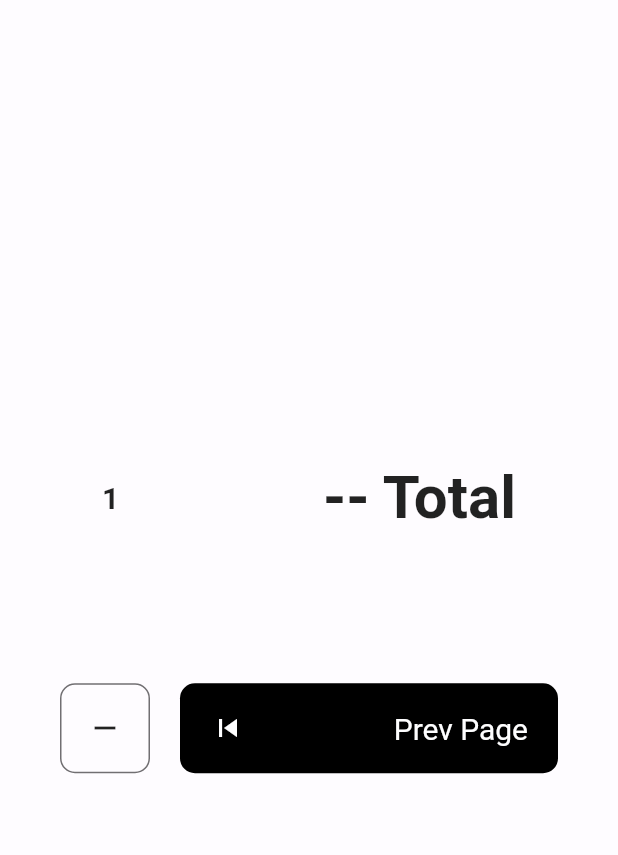
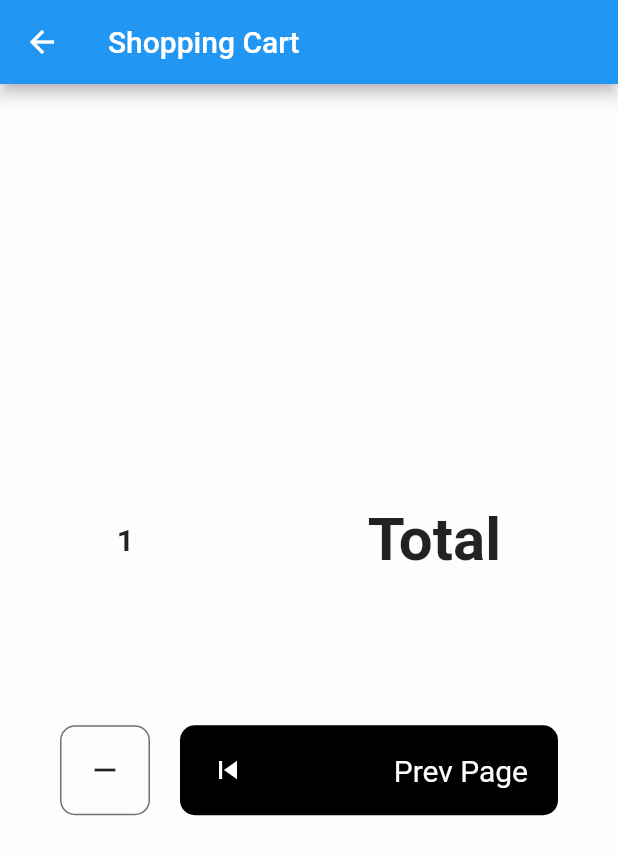
Before and after one commit to Zecleus/shopping_cart, a Flutter app: the screen it shows after launch, after a tap on the "add" icon, after a tap on "Next Page", on a phone screen of 412 x 824 dp. Shown: the top 855 px of the screen. Run offline on Flutter 3.47's test engine with Material 2 defaults, Android fonts, the phone set to English and light mode, and no system bars; our stand-ins replace get.

Commit message:
Edited file to get rid of all blue errors

```diff
--- a/lib/home_page.dart
+++ b/lib/home_page.dart
@@ -21,18 +21,19 @@ class HomePage extends StatelessWidget {
               Consumer<DataClass>(builder: (context, data, child) {
                 return Text(
                   '${data.x}',
-                  style: TextStyle(fontSize: 20, fontWeight: FontWeight.bold),
+                  style: const TextStyle(
+                      fontSize: 20, fontWeight: FontWeight.bold),
                 );
               }),
-              Spacer(),
-              Text(
+              const Spacer(),
+              const Text(
                 "Total",
                 style: TextStyle(fontWeight: FontWeight.bold, fontSize: 40),
               )
             ],
           ),
         ),
-        SizedBox(
+        const SizedBox(
           height: 100,
         ),
         Padding(
@@ -43,31 +44,31 @@ class HomePage extends StatelessWidget {
                 child: Container(
                   width: 60,
                   height: 60,
-                  child: Icon(Icons.add),
                   decoration: BoxDecoration(
                       borderRadius: BorderRadius.circular(10),
                       border: Border.all(color: Color(0xFF716f72), width: 1)),
+                  child: const Icon(Icons.add),
                 ),
                 onTap: () {
                   if (context.read<DataClass>().x >= 5) {
-                    Provider.of<DataClass>(context, listen: false).incrementX();
                     Get.snackbar("Item", "Can not more than this",
                         backgroundColor: Colors.black,
                         colorText: Colors.white,
-                        titleText: Text(
+                        titleText: const Text(
                           "Item",
                           style: TextStyle(fontSize: 40, color: Colors.white),
                         ),
-                        messageText: Text(
+                        messageText: const Text(
                           "Can not be more than this",
                           style: TextStyle(fontSize: 20, color: Colors.white),
                         ));
                   } else {
-                    context.read<DataClass>().incrementX();
+                    // context.read<DataClass>().incrementX();
+                    Provider.of<DataClass>(context, listen: false).incrementX();
                   }
                 },
               ),
-              Spacer(),
+              const Spacer(),
               Container(
                 height: 60,
                 width: 200,
@@ -80,16 +81,16 @@ class HomePage extends StatelessWidget {
                     children: [
                       GestureDetector(
                           onTap: () {
-                            Get.to(() => SecondPage(),
+                            Get.to(() => const SecondPage(),
                                 transition: Transition.upToDown,
                                 duration: Duration(seconds: 1));
                           },
-                          child: Text(
+                          child: const Text(
                             "Next Page",
                             style: TextStyle(fontSize: 20, color: Colors.white),
                           )),
-                      Spacer(),
-                      Icon(Icons.skip_next, color: Colors.white)
+                      const Spacer(),
+                      const Icon(Icons.skip_next, color: Colors.white)
                     ],
                   ),
                 ),
@@ -98,6 +99,9 @@ class HomePage extends StatelessWidget {
           ),
         )
       ]),
+      appBar: AppBar(
+        title: Text('Shopping Cart'),
+      ),
     );
   }
 }
--- a/lib/second_page.dart
+++ b/lib/second_page.dart
@@ -13,36 +13,33 @@ class SecondPage extends StatelessWidget {
   Widget build(BuildContext context) {
     return Scaffold(
       backgroundColor: const Color(0xFFfefcff),
-      body: Container(
+      body: SizedBox(
         width: double.maxFinite,
         height: double.maxFinite,
         child: Column(
           mainAxisAlignment: MainAxisAlignment.center,
           children: [
             Flexible(
-                child: Container(
               child: Row(
                 mainAxisAlignment: MainAxisAlignment.spaceAround,
                 children: [
                   Consumer<DataClass>(builder: (context, data, child) {
                     return Text(
                       '${data.x}',
-                          style: TextStyle(
+                      style: const TextStyle(
                         fontWeight: FontWeight.bold,
                         fontSize: 20,
                       ),
                     );
                   }),
                   const Text(
-                        "-- Total",
-                        style: TextStyle(
-                            fontSize: 40, fontWeight: FontWeight.bold),
+                    "Total",
+                    style: TextStyle(fontSize: 40, fontWeight: FontWeight.bold),
                   ),
                 ],
               ),
             ),
-              ),
-              SizedBox(
+            const SizedBox(
               height: 100,
             ),
             Container(
@@ -52,22 +49,20 @@ class SecondPage extends StatelessWidget {
                 children: [
                   GestureDetector(
                     onTap: () {
-                        Provider.of<DataClass>(context, listen: false)
-                            .decrementX();
                       if (Provider.of<DataClass>(context, listen: false).x <=
                           0) {
                         Get.snackbar("Item", "Can not decrease more",
                             backgroundColor: Colors.black,
                             colorText: Colors.white,
-                              titleText: Text(
+                            titleText: const Text(
                               "Item",
-                                style: TextStyle(
-                                    fontSize: 40, color: Colors.white),
+                              style:
+                                  TextStyle(fontSize: 40, color: Colors.white),
                             ),
-                              messageText: Text(
+                            messageText: const Text(
                               "Can not reduce more",
-                                style: TextStyle(
-                                    fontSize: 20, color: Colors.white),
+                              style:
+                                  TextStyle(fontSize: 20, color: Colors.white),
                             ));
                       } else {
                         Provider.of<DataClass>(context, listen: false)
@@ -77,11 +72,11 @@ class SecondPage extends StatelessWidget {
                     child: Container(
                       height: 60,
                       width: 60,
-                        child: const Icon(Icons.remove),
                       decoration: BoxDecoration(
                           borderRadius: BorderRadius.circular(10),
                           border: Border.all(
                               width: 1, color: const Color(0xFF716f72))),
+                      child: const Icon(Icons.remove),
                     ),
                   ),
                   const SizedBox(
@@ -90,17 +85,22 @@ class SecondPage extends StatelessWidget {
                   Flexible(
                     child: Container(
                       padding: const EdgeInsets.only(left: 20, right: 20),
+                      height: 60,
+                      width: double.maxFinite,
+                      decoration: BoxDecoration(
+                        color: Colors.black,
+                        borderRadius: BorderRadius.circular(10),
+                      ),
                       child: GestureDetector(
                         onTap: () {
-                            Get.to(() => HomePage(),
+                          Get.to(() => const HomePage(),
                               transition: Transition.downToUp,
-                                duration: Duration(seconds: 1));
+                              duration: const Duration(seconds: 1));
                         },
                         child: Row(
                           mainAxisAlignment: MainAxisAlignment.spaceBetween,
                           children: const [
-                              Icon(Icons.skip_previous,
-                                  color: Color(0xFFfefeff)),
+                            Icon(Icons.skip_previous, color: Color(0xFFfefeff)),
                             Text(
                               "Prev Page",
                               style: TextStyle(
@@ -109,19 +109,17 @@ class SecondPage extends StatelessWidget {
                           ],
                         ),
                       ),
-                        height: 60,
-                        width: double.maxFinite,
-                        decoration: BoxDecoration(
-                          color: Colors.black,
-                          borderRadius: BorderRadius.circular(10),
-                        ),
                     ),
                   )
                 ],
               ),
             )
           ],
-          )),
+        ),
+      ),
+      appBar: AppBar(
+        title: Text('Shopping Cart'),
+      ),
     );
   }
 }
```
Lines whose indentation alone changed are shown as unchanged.
